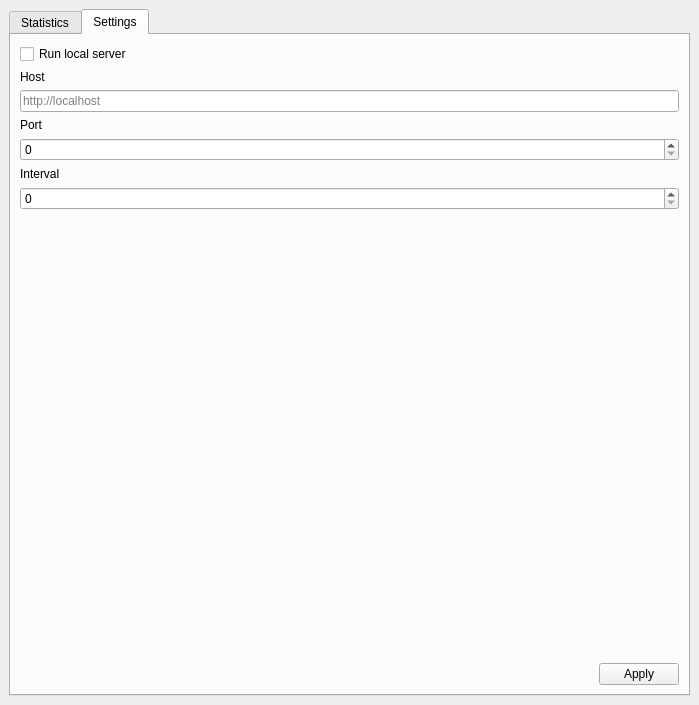
This is spytrack/gui/ui/main.ui in 2e3s/spytrack as Qt 5 draws it before an edit. The edited form follows.
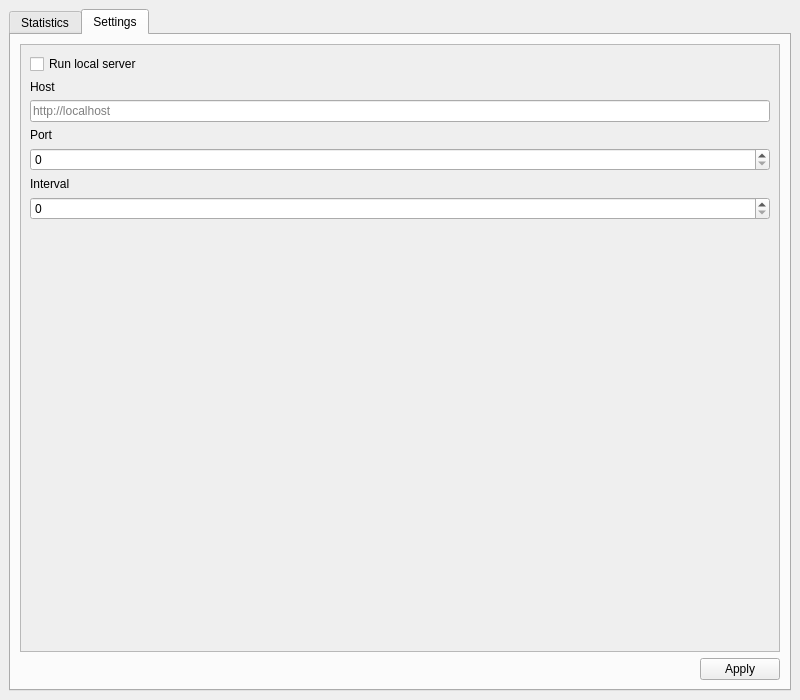
This is the edited form. The open tabs and pages were chosen to show the change. Custom widgets are drawn as their Qt base class.

Commit message: Remove max window limit and set min size

```diff
--- a/spytrack/gui/ui/main.ui
+++ b/spytrack/gui/ui/main.ui
@@ -9,8 +9,8 @@
    <rect>
     <x>0</x>
     <y>0</y>
-    <width>699</width>
-    <height>705</height>
+    <width>800</width>
+    <height>700</height>
    </rect>
   </property>
   <property name="sizePolicy">
@@ -21,14 +21,14 @@
   </property>
   <property name="minimumSize">
    <size>
-    <width>0</width>
-    <height>0</height>
+    <width>500</width>
+    <height>350</height>
    </size>
   </property>
   <property name="maximumSize">
    <size>
-    <width>1000</width>
-    <height>1000</height>
+    <width>16777215</width>
+    <height>16777215</height>
    </size>
   </property>
   <property name="windowTitle">
@@ -47,6 +47,12 @@
    <layout class="QVBoxLayout" name="verticalLayout">
     <item>
      <widget class="QTabWidget" name="tabWidget">
+      <property name="minimumSize">
+       <size>
+        <width>0</width>
+        <height>1</height>
+       </size>
+      </property>
       <property name="currentIndex">
        <number>0</number>
       </property>
@@ -197,6 +203,24 @@
        </attribute>
        <layout class="QVBoxLayout" name="verticalLayout_4">
         <item>
+         <widget class="QScrollArea" name="scrollArea">
+          <property name="horizontalScrollBarPolicy">
+           <enum>Qt::ScrollBarAlwaysOff</enum>
+          </property>
+          <property name="widgetResizable">
+           <bool>true</bool>
+          </property>
+          <widget class="QWidget" name="scrollAreaWidgetContents">
+           <property name="geometry">
+            <rect>
+             <x>0</x>
+             <y>0</y>
+             <width>822</width>
+             <height>583</height>
+            </rect>
+           </property>
+           <layout class="QVBoxLayout" name="verticalLayout_6">
+            <item>
          <widget class="QCheckBox" name="isLocalServerBox">
           <property name="text">
            <string>Run local server</string>
@@ -272,6 +296,10 @@
            </size>
           </property>
          </spacer>
+            </item>
+           </layout>
+          </widget>
+         </widget>
         </item>
         <item>
          <layout class="QHBoxLayout" name="horizontalLayout">
```
Left out of the diff: 2 changed lines with no effect on the pictures. Lines whose indentation alone changed are shown as unchanged. The commit also changes 1 other file.
